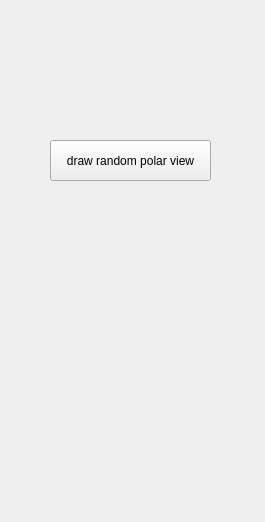
This is source/polarViewTab.ui in florenso/mapeditor as Qt 5 draws it before an edit. The edited form follows.
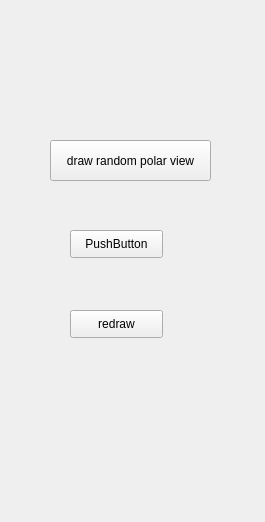
This is the edited form.

Commit message: added code to test polarview aggregator

What changed in the file:
```diff
--- a/source/polarViewTab.ui
+++ b/source/polarViewTab.ui
@@ -26,6 +26,32 @@
     <string>draw random polar view</string>
    </property>
   </widget>
+  <widget class="QPushButton" name="pushButton_2">
+   <property name="geometry">
+    <rect>
+     <x>70</x>
+     <y>230</y>
+     <width>93</width>
+     <height>28</height>
+    </rect>
+   </property>
+   <property name="text">
+    <string>PushButton</string>
+   </property>
+  </widget>
+  <widget class="QPushButton" name="pushButton_3">
+   <property name="geometry">
+    <rect>
+     <x>70</x>
+     <y>310</y>
+     <width>93</width>
+     <height>28</height>
+    </rect>
+   </property>
+   <property name="text">
+    <string>redraw</string>
+   </property>
+  </widget>
  </widget>
  <resources/>
  <connections/>
```
The commit also changes 2 other files.
